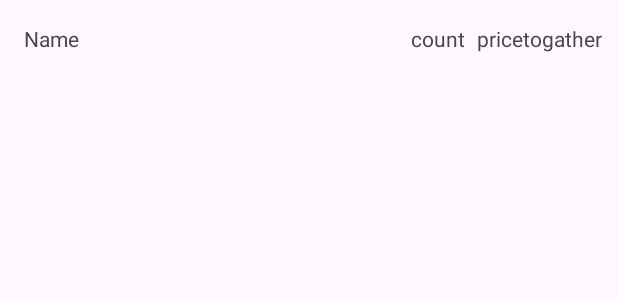
After one commit to ExproVic/ECommerce, an Android app: the layout item_receipt_view.xml on its own in the app's theme, with its tools: preview values and no code run, on a phone screen of 412 x 824 dp. The commit adds this screen. Shown: the top 300 px of the screen. Run offline under Robolectric (Android 15) with nearby library versions, the phone set to English and light mode, and no system bars.

Commit message:
create check

```diff
--- a/app/src/main/AndroidManifest.xml
+++ b/app/src/main/AndroidManifest.xml
@@ -17,7 +17,7 @@
         android:theme="@style/Theme.Ecommerce"
         tools:targetApi="31">
         <activity
-            android:name=".emailUserActivity"
+            android:name=".emailfeedback.emailUserActivity"
             android:exported="false" />
         <activity
             android:name=".AcceptDeliveryActivity"
--- a/app/src/main/java/com/example/ecommerce/AcceptDeliveryActivity.java
+++ b/app/src/main/java/com/example/ecommerce/AcceptDeliveryActivity.java
@@ -76,7 +76,6 @@ public class AcceptDeliveryActivity extends AppCompatActivity {
                 List<String> deliveryIds = new ArrayList<>();
 
                 for (DataSnapshot deliverySnapshot : snapshot.getChildren()) {
-                    // Перевірка наявності параметру "decision"
                     if (!deliverySnapshot.hasChild("decision")) {
                         String deliveryId = deliverySnapshot.getKey();
                         deliveryIds.add(deliveryId);
@@ -93,19 +92,16 @@ public class AcceptDeliveryActivity extends AppCompatActivity {
 
             @Override
             public void onCancelled(@NonNull DatabaseError error) {
-                // Обробка помилок, якщо необхідно
             }
         });
 
         spinnerCartConfirm.setOnItemSelectedListener(new AdapterView.OnItemSelectedListener() {
             @Override
             public void onItemSelected(AdapterView<?> parentView, View selectedItemView, int position, long id) {
-                // Не виконуємо видалення вибраного елемента
             }
 
             @Override
             public void onNothingSelected(AdapterView<?> parentView) {
-                // Обробка, якщо нічого не вибрано
             }
         });
     }
--- a/app/src/main/java/com/example/ecommerce/Category/ShowCategoryActivity.java
+++ b/app/src/main/java/com/example/ecommerce/Category/ShowCategoryActivity.java
@@ -16,7 +16,7 @@ import com.example.ecommerce.R;
 import com.example.ecommerce.cart.ShowCartActivity;
 import com.example.ecommerce.categoryview.ItemCategory;
 import com.example.ecommerce.categoryview.MyAdapter;
-import com.example.ecommerce.emailUserActivity;
+import com.example.ecommerce.emailfeedback.emailUserActivity;
 import com.example.ecommerce.productview.ShowProductActivity;
 import com.google.firebase.database.DataSnapshot;
 import com.google.firebase.database.DatabaseError;
--- a/app/src/main/java/com/example/ecommerce/productview/ShowProductActivity.java
+++ b/app/src/main/java/com/example/ecommerce/productview/ShowProductActivity.java
@@ -16,7 +16,7 @@ import androidx.recyclerview.widget.RecyclerView;
 
 import com.example.ecommerce.R;
 import com.example.ecommerce.cart.ShowCartActivity;
-import com.example.ecommerce.emailUserActivity;
+import com.example.ecommerce.emailfeedback.emailUserActivity;
 import com.google.firebase.database.DataSnapshot;
 import com.google.firebase.database.DatabaseError;
 import com.google.firebase.database.DatabaseReference;
--- /dev/null
+++ b/app/src/main/res/layout/item_receipt_view.xml
@@ -0,0 +1,38 @@
+<?xml version="1.0" encoding="utf-8"?>
+<androidx.constraintlayout.widget.ConstraintLayout xmlns:android="http://schemas.android.com/apk/res/android"
+    xmlns:app="http://schemas.android.com/apk/res-auto"
+    xmlns:tools="http://schemas.android.com/tools"
+    android:layout_width="match_parent"
+    android:layout_height="40dp">
+
+
+    <TextView
+        android:id="@+id/receiptName"
+        android:layout_width="250dp"
+        android:layout_height="wrap_content"
+        android:layout_marginStart="16dp"
+        android:layout_marginTop="16dp"
+        android:text="Name"
+        app:layout_constraintStart_toStartOf="parent"
+        app:layout_constraintTop_toTopOf="parent" />
+
+    <TextView
+        android:id="@+id/receiptCount"
+        android:layout_width="wrap_content"
+        android:layout_height="wrap_content"
+        android:layout_marginStart="8dp"
+        android:layout_marginTop="16dp"
+        android:text="count"
+        app:layout_constraintStart_toEndOf="@+id/receiptName"
+        app:layout_constraintTop_toTopOf="parent" />
+
+    <TextView
+        android:id="@+id/receiptPrice"
+        android:layout_width="wrap_content"
+        android:layout_height="wrap_content"
+        android:layout_marginStart="8dp"
+        android:layout_marginTop="16dp"
+        android:text="pricetogather"
+        app:layout_constraintStart_toEndOf="@+id/receiptCount"
+        app:layout_constraintTop_toTopOf="parent" />
+</androidx.constraintlayout.widget.ConstraintLayout>
```
Also changed, not shown: app/src/main/java/com/example/ecommerce/emailUserActivity.java (deleted, +0 -14 lines), app/src/main/java/com/example/ecommerce/emailfeedback/ReceiptAdapter.java (added, +57 -0 lines), app/src/main/java/com/example/ecommerce/emailfeedback/ReceiptItem.java (added, +24 -0 lines), app/src/main/java/com/example/ecommerce/emailfeedback/emailUserActivity.java (added, +106 -0 lines), app/src/main/res/layout/activity_email_user.xml (+12 -3 lines).
